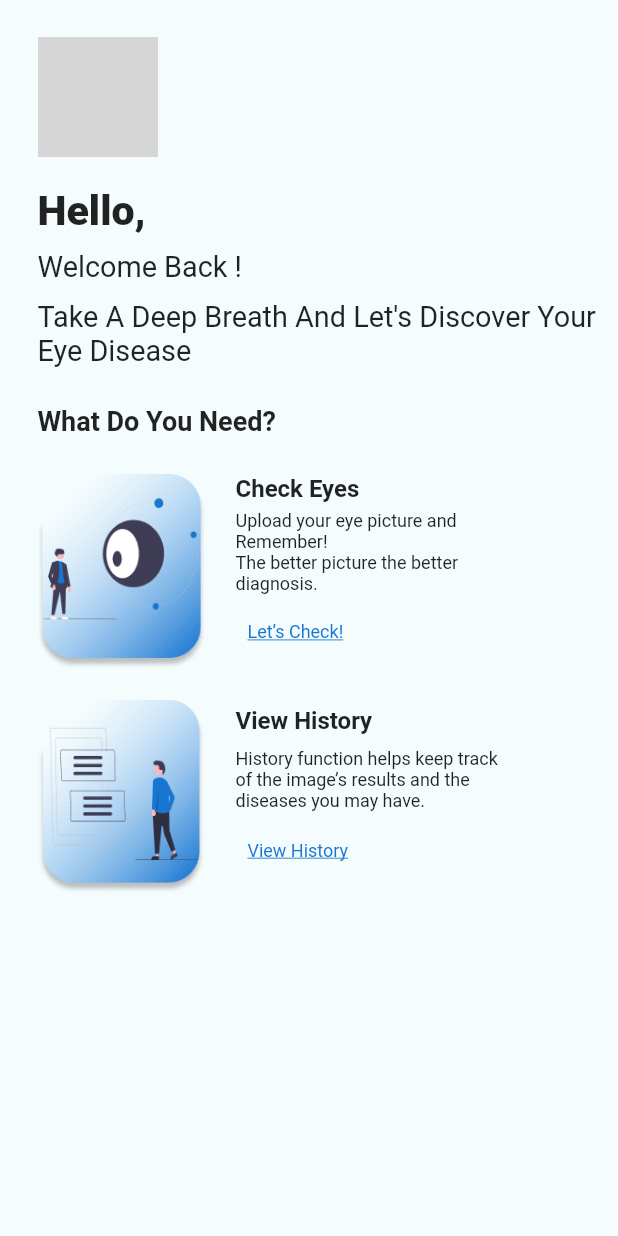
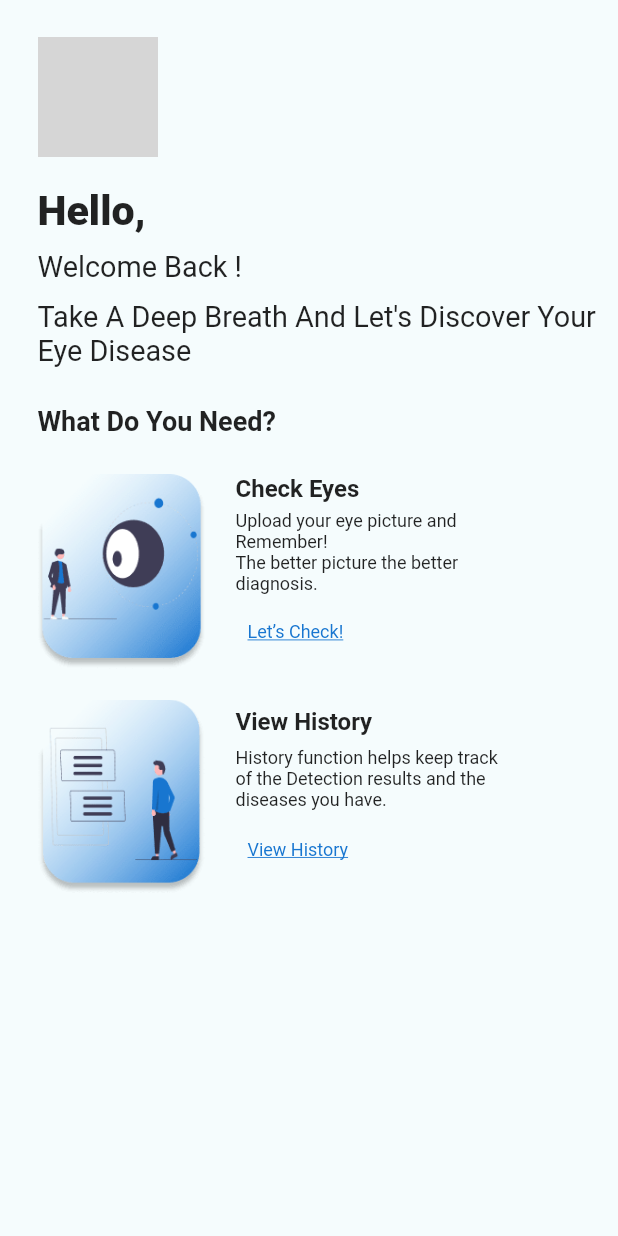
Before and after one commit to tahamoh33/gp_flutter-master, a Flutter app: the HomeScreen screen opened directly, on a phone screen of 412 x 824 dp. Run offline on Flutter 3.47's test engine with Material 2 defaults, Android fonts, the phone set to English and light mode, and no system bars; drawn by our look-alikes of cached_network_image; our stand-ins replace auto_size_text, cloud_firestore, firebase_auth, firebase_core, firebase_messaging, firebase_storage and 9 more; accounts and stored records are empty; network calls fail; Roboto replaces fonts that are missing (Montserrat); grey boxes are pictures that could not be loaded.

Commit message:
UI Modifications

```diff
--- a/lib/Screens/NavigationScreens/Home.dart
+++ b/lib/Screens/NavigationScreens/Home.dart
@@ -265,8 +265,8 @@ The better picture the better diagnosis.""",
                         crossAxisAlignment: CrossAxisAlignment.start,
                         children: [
                           Container(
-                            height: 20,
-                            width: 95,
+                            // height: 20,
+                            // width: 95,
                             child: Text(
                               "View History",
                               style: TextStyle(
@@ -283,7 +283,7 @@ The better picture the better diagnosis.""",
                             width: 186,
                             // height: 45,
                             child: Text(
-                              "History function helps keep track of the image’s results and the diseases you may have.",
+                              """History function helps keep track of the Detection results and the diseases you have.""",
                               style: TextStyle(
                                 fontFamily: 'Montserrat',
                                 fontSize: 12,
--- a/lib/Screens/SplashScreen.dart
+++ b/lib/Screens/SplashScreen.dart
@@ -30,7 +30,7 @@ class _SplashScreenState extends State<SplashScreen> {
       else if (widget.role == 'Doctor') secondScreen = DoctorLayout();
     }
     Timer(
-        const Duration(seconds: 5),
+        const Duration(seconds: 2),
         () => Navigator.pushReplacement(
             context, MaterialPageRoute(builder: (context) => secondScreen)));
   }
--- a/lib/newProfile.dart
+++ b/lib/newProfile.dart
@@ -206,7 +206,8 @@ class _ProfileScreen2State extends State<ProfileScreen2> {
     final width = MediaQuery.of(context).size.width;
     return Scaffold(
       appBar: AppBar(
-          leading: Padding(
+          actions: [
+            Padding(
               padding: const EdgeInsets.only(left: 5.0),
               child: TextButton(
                 onPressed: () async {
@@ -229,6 +230,7 @@ class _ProfileScreen2State extends State<ProfileScreen2> {
                 ),
               ),
             ),
+          ],
           centerTitle: true,
           title: Text(
             "Profile",
```
Also changed, not shown: 11 other files. Lines whose indentation alone changed are shown as unchanged.
